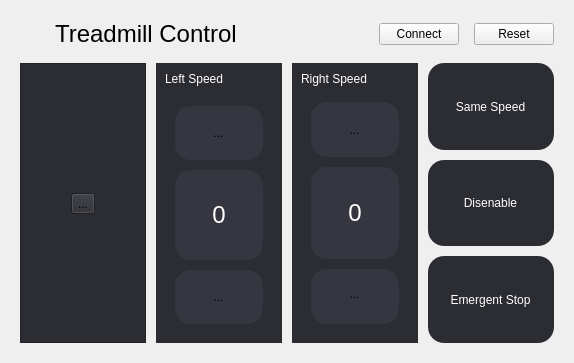
The window that ui/tread_ctl.ui (abi2501/exocan) describes before a commit, drawn with Qt 5.
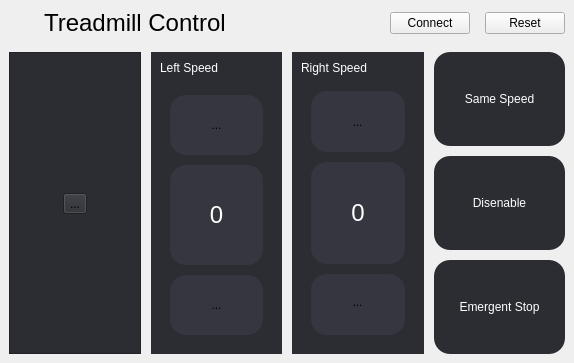
The same window after the commit. Icons and pictures are not drawn.

Patch:
```diff
--- a/ui/tread_ctl.ui
+++ b/ui/tread_ctl.ui
@@ -14,6 +14,18 @@
    <string>Form</string>
   </property>
   <layout class="QVBoxLayout" name="verticalLayout_2">
+   <property name="leftMargin">
+    <number>0</number>
+   </property>
+   <property name="topMargin">
+    <number>0</number>
+   </property>
+   <property name="rightMargin">
+    <number>0</number>
+   </property>
+   <property name="bottomMargin">
+    <number>0</number>
+   </property>
    <item>
     <widget class="QWidget" name="treadmill_ctl_wid" native="true">
      <layout class="QVBoxLayout" name="verticalLayout_15">
@@ -378,7 +390,7 @@
          </widget>
         </item>
         <item>
-         <widget class="QWidget" name="" native="true">
+         <widget class="QWidget" name="widget" native="true">
           <property name="styleSheet">
            <string notr="true">background-color:#2C2D33;</string>
           </property>
```
